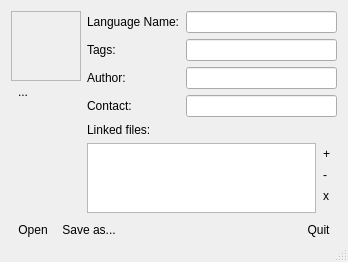
First picture: the form in mainwindow.ui, repository gil9red/InfoAboutQmLang, before the edit.
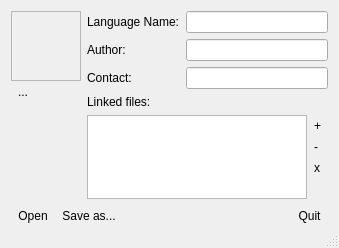
Second picture: the form after the edit. Icons and pictures are not drawn.

What changed in the file:
```diff
--- a/mainwindow.ui
+++ b/mainwindow.ui
@@ -6,7 +6,7 @@
    <rect>
     <x>0</x>
     <y>0</y>
-    <width>348</width>
+    <width>339</width>
     <height>248</height>
    </rect>
   </property>
@@ -142,21 +142,14 @@
              </property>
             </widget>
            </item>
-           <item row="2" column="0">
+           <item row="1" column="0">
             <widget class="QLabel" name="label_2">
              <property name="text">
               <string>Author:</string>
              </property>
             </widget>
            </item>
-           <item row="1" column="0">
-            <widget class="QLabel" name="label_5">
-             <property name="text">
-              <string>Tags:</string>
-             </property>
-            </widget>
-           </item>
-           <item row="2" column="1">
+           <item row="1" column="1">
             <widget class="QLineEdit" name="lEditAuthor">
              <property name="statusTip">
               <string>The author's name</string>
@@ -170,27 +163,20 @@
              </property>
             </widget>
            </item>
-           <item row="3" column="1">
+           <item row="2" column="1">
             <widget class="QLineEdit" name="lEditContact">
              <property name="statusTip">
               <string>Contact to author (eg, website or e-mail)</string>
              </property>
             </widget>
            </item>
-           <item row="3" column="0">
+           <item row="2" column="0">
             <widget class="QLabel" name="label_3">
              <property name="text">
               <string>Contact:</string>
              </property>
             </widget>
            </item>
-           <item row="1" column="1">
-            <widget class="QLineEdit" name="lEditTags">
-             <property name="statusTip">
-              <string>Tags</string>
-             </property>
-            </widget>
-           </item>
           </layout>
          </item>
          <item>
```
Left out of the diff: 3 changed lines with no effect on the pictures.
